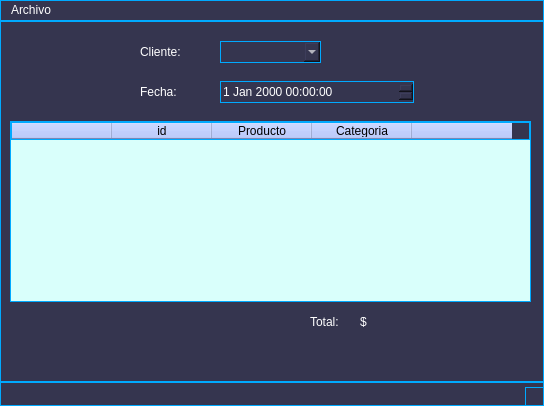
Before: the Qt Designer form views/compras.ui in joanmera/Gameverse_Interface, drawn with Qt 5.
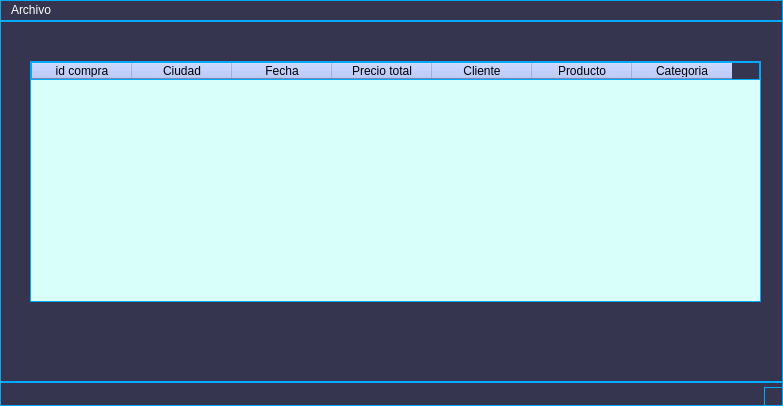
After: the same form once the commit is applied.

What changed in the file:
```diff
--- a/views/compras.ui
+++ b/views/compras.ui
@@ -6,7 +6,7 @@
    <rect>
     <x>0</x>
     <y>0</y>
-    <width>544</width>
+    <width>783</width>
     <height>406</height>
    </rect>
   </property>
@@ -22,10 +22,10 @@
    <widget class="QTableWidget" name="purchaseTable">
     <property name="geometry">
      <rect>
-      <x>10</x>
-      <y>100</y>
-      <width>521</width>
-      <height>181</height>
+      <x>30</x>
+      <y>40</y>
+      <width>731</width>
+      <height>241</height>
      </rect>
     </property>
     <property name="styleSheet">
@@ -51,12 +51,27 @@
     </property>
     <column>
      <property name="text">
-      <string/>
+      <string>id compra</string>
      </property>
     </column>
     <column>
      <property name="text">
-      <string>id</string>
+      <string>Ciudad</string>
+     </property>
+    </column>
+    <column>
+     <property name="text">
+      <string>Fecha</string>
+     </property>
+    </column>
+    <column>
+     <property name="text">
+      <string>Precio total</string>
+     </property>
+    </column>
+    <column>
+     <property name="text">
+      <string>Cliente</string>
      </property>
     </column>
     <column>
@@ -69,103 +84,6 @@
       <string>Categoria</string>
      </property>
     </column>
-    <column>
-     <property name="text">
-      <string/>
-     </property>
-    </column>
-   </widget>
-   <widget class="QComboBox" name="comboBox">
-    <property name="geometry">
-     <rect>
-      <x>220</x>
-      <y>20</y>
-      <width>101</width>
-      <height>22</height>
-     </rect>
-    </property>
-   </widget>
-   <widget class="QDateTimeEdit" name="dateTimeEdit">
-    <property name="geometry">
-     <rect>
-      <x>220</x>
-      <y>60</y>
-      <width>194</width>
-      <height>22</height>
-     </rect>
-    </property>
-   </widget>
-   <widget class="QLabel" name="label">
-    <property name="geometry">
-     <rect>
-      <x>140</x>
-      <y>20</y>
-      <width>61</width>
-      <height>21</height>
-     </rect>
-    </property>
-    <property name="styleSheet">
-     <string notr="true">font: 12pt &quot;MS Shell Dlg 2&quot;;
-color: rgb(255, 255, 255);
-border: 0px solid #00aaff;</string>
-    </property>
-    <property name="text">
-     <string>Cliente:</string>
-    </property>
-   </widget>
-   <widget class="QLabel" name="label_2">
-    <property name="geometry">
-     <rect>
-      <x>140</x>
-      <y>60</y>
-      <width>61</width>
-      <height>21</height>
-     </rect>
-    </property>
-    <property name="styleSheet">
-     <string notr="true">font: 12pt &quot;MS Shell Dlg 2&quot;;
-color: rgb(255, 255, 255);
-border: 0px solid #00aaff;</string>
-    </property>
-    <property name="text">
-     <string>Fecha:</string>
-    </property>
-   </widget>
-   <widget class="QLabel" name="label_3">
-    <property name="geometry">
-     <rect>
-      <x>310</x>
-      <y>290</y>
-      <width>41</width>
-      <height>21</height>
-     </rect>
-    </property>
-    <property name="styleSheet">
-     <string notr="true">font: 12pt &quot;MS Shell Dlg 2&quot;;
-color: rgb(255, 255, 255);
-border: 0px solid #00aaff;</string>
-    </property>
-    <property name="text">
-     <string>Total:</string>
-    </property>
-   </widget>
-   <widget class="QLabel" name="label_4">
-    <property name="geometry">
-     <rect>
-      <x>360</x>
-      <y>290</y>
-      <width>81</width>
-      <height>21</height>
-     </rect>
-    </property>
-    <property name="styleSheet">
-     <string notr="true">font: 12pt &quot;MS Shell Dlg 2&quot;;
-color: rgb(255, 255, 255);
-border: 0px solid #00aaff;</string>
-    </property>
-    <property name="text">
-     <string>$</string>
-    </property>
    </widget>
   </widget>
   <widget class="QMenuBar" name="menubar">
@@ -173,7 +91,7 @@
     <rect>
      <x>0</x>
      <y>0</y>
-     <width>544</width>
+     <width>783</width>
      <height>23</height>
     </rect>
    </property>
```
Left out of the diff: 7 changed lines with no effect on the pictures.
